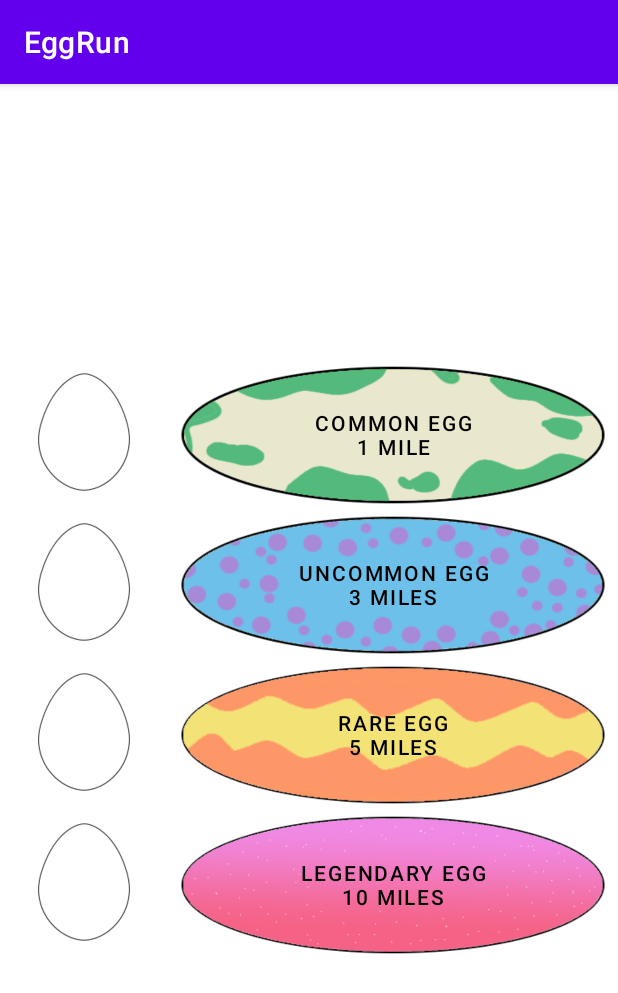
After one commit to Arinok55/EggRun, an Android app: the EggSelectionActivity screen opened directly, with no data from a screen before it, on a phone screen of 412 x 824 dp. The commit adds this screen. Shown: the top 993 px of the screen. Run offline under Robolectric (Android 15) with nearby library versions, the phone set to English and light mode, and no system bars.

Commit message:
Egg selection

```diff
--- a/app/src/main/AndroidManifest.xml
+++ b/app/src/main/AndroidManifest.xml
@@ -22,7 +22,8 @@
                 <category android:name="android.intent.category.DEFAULT"/>
             </intent-filter>
         </activity>
-
+        <activity android:name=".ui.EggSelectionActivity" />
+        <activity android:name=".ui.RunSessionActivity" />
     </application>
 
 </manifest>
--- /dev/null
+++ b/app/src/main/java/com/example/eggrun/ui/EggSelectionActivity.java
@@ -0,0 +1,29 @@
+package com.example.eggrun.ui;
+
+import android.os.Bundle;
+
+import androidx.fragment.app.Fragment;
+
+import com.example.eggrun.R;
+
+public class EggSelectionActivity extends SingleFragmentActivity {
+    private EggSelectionFragment eggSelectionFragment;
+
+    @Override
+    protected Fragment createFragment() {
+        if (eggSelectionFragment == null){
+            eggSelectionFragment = new EggSelectionFragment();
+        }
+        return eggSelectionFragment;
+    }
+
+    /**
+     * Called when the activity is first created.
+     */
+    @Override
+    protected void onCreate(Bundle savedInstanceState) {
+        super.onCreate(savedInstanceState);
+        setContentView(R.layout.activity_egg_selection);
+    }
+
+}
--- /dev/null
+++ b/app/src/main/java/com/example/eggrun/ui/EggSelectionFragment.java
@@ -0,0 +1,62 @@
+package com.example.eggrun.ui;
+
+import android.content.Intent;
+import android.os.Bundle;
+import android.view.LayoutInflater;
+import android.view.View;
+import android.view.ViewGroup;
+import android.widget.Button;
+
+import androidx.fragment.app.Fragment;
+
+import com.example.eggrun.R;
+
+public class EggSelectionFragment extends Fragment implements View.OnClickListener{
+    private Button commonButton, uncommonButton, rareButton, legendaryButton;
+    @Override
+    public View onCreateView(LayoutInflater inflater, ViewGroup container, Bundle savedInstanceState) {
+        // Inflate the layout for this fragment
+        View v = inflater.inflate(R.layout.fragment_egg_selection, container, false);
+        commonButton = v.findViewById(R.id.commonButton);
+        commonButton.setOnClickListener(this);
+        uncommonButton = v.findViewById(R.id.uncommonButton);
+        uncommonButton.setOnClickListener(this);
+        rareButton = v.findViewById(R.id.rareButton);
+        rareButton.setOnClickListener(this);
+        legendaryButton = v.findViewById(R.id.legendaryButton);
+        legendaryButton.setOnClickListener(this);
+        return v;
+    }
+
+    @Override
+    public void onStart() {
+        super.onStart();
+    }
+
+    public void onClick(View v) {
+        final int viewId = v.getId();
+
+        if(viewId == R.id.commonButton){
+            //start Run Session with common egg
+            Intent intent = new Intent(EggSelectionFragment.this.getActivity(), RunSessionActivity.class);
+            intent.putExtra("egg_type", "COMMON");
+            startActivity(intent);
+        }else if(viewId == R.id.uncommonButton){
+            //start Run Session with common egg
+            Intent intent = new Intent(EggSelectionFragment.this.getActivity(), RunSessionActivity.class);
+            intent.putExtra("egg_type", "UNCOMMON");
+            startActivity(intent);
+        }else if(viewId == R.id.rareButton){
+            //start Run Session with common egg
+            Intent intent = new Intent(EggSelectionFragment.this.getActivity(), RunSessionActivity.class);
+            intent.putExtra("egg_type", "RARE");
+            startActivity(intent);
+        }else if(viewId == R.id.legendaryButton){
+            //start Run Session with common egg
+            Intent intent = new Intent(EggSelectionFragment.this.getActivity(), RunSessionActivity.class);
+            intent.putExtra("egg_type", "LEGENDARY");
+            startActivity(intent);
+        }
+
+    }
+}
--- /dev/null
+++ b/app/src/main/res/layout/activity_egg_selection.xml
@@ -0,0 +1,12 @@
+<?xml version="1.0" encoding="utf-8"?>
+<androidx.constraintlayout.widget.ConstraintLayout xmlns:android="http://schemas.android.com/apk/res/android"
+    android:layout_width="match_parent"
+    android:layout_height="match_parent">
+
+    <FrameLayout
+        android:id="@+id/fragment_container"
+        android:layout_width="match_parent"
+        android:layout_height="match_parent">
+
+    </FrameLayout>
+</androidx.constraintlayout.widget.ConstraintLayout>
--- /dev/null
+++ b/app/src/main/res/layout/fragment_egg_selection.xml
@@ -0,0 +1,107 @@
+<?xml version="1.0" encoding="utf-8"?>
+<androidx.constraintlayout.widget.ConstraintLayout
+    xmlns:android="http://schemas.android.com/apk/res/android"
+    xmlns:app="http://schemas.android.com/apk/res-auto"
+    android:layout_width="match_parent"
+    android:layout_height="match_parent">
+
+    <LinearLayout
+        android:layout_width="match_parent"
+        android:layout_height="match_parent"
+        android:gravity="center"
+        android:orientation="vertical">
+
+        <LinearLayout
+            android:layout_width="match_parent"
+            android:layout_height="100dp"
+            android:orientation="horizontal">
+
+            <ImageView
+                android:id="@+id/imageView2"
+                android:layout_width="wrap_content"
+                android:layout_height="match_parent"
+                android:layout_weight="1"
+                app:srcCompat="@drawable/blankegg" />
+
+            <Button
+                android:id="@+id/commonButton"
+                android:layout_width="300dp"
+                android:layout_height="match_parent"
+                android:background="@drawable/eggmenu1"
+                android:text="@string/common_button"
+                android:textColor="#000000"
+                app:backgroundTint="@drawable/change_button_color"
+                app:backgroundTintMode="multiply" />
+        </LinearLayout>
+
+        <LinearLayout
+            android:layout_width="match_parent"
+            android:layout_height="100dp"
+            android:orientation="horizontal">
+
+            <ImageView
+                android:id="@+id/imageView4"
+                android:layout_width="wrap_content"
+                android:layout_height="wrap_content"
+                android:layout_weight="1"
+                app:srcCompat="@drawable/blankegg" />
+
+            <Button
+                android:id="@+id/uncommonButton"
+                android:layout_width="300dp"
+                android:layout_height="match_parent"
+                android:background="@drawable/eggmenu2"
+                android:text="@string/uncommon_button"
+                android:textColor="#000000"
+                app:backgroundTint="@drawable/change_button_color"
+                app:backgroundTintMode="multiply" />
+        </LinearLayout>
+
+        <LinearLayout
+            android:layout_width="match_parent"
+            android:layout_height="100dp"
+            android:orientation="horizontal">
+
+            <ImageView
+                android:id="@+id/imageView5"
+                android:layout_width="wrap_content"
+                android:layout_height="wrap_content"
+                android:layout_weight="1"
+                app:srcCompat="@drawable/blankegg" />
+
+            <Button
+                android:id="@+id/rareButton"
+                android:layout_width="300dp"
+                android:layout_height="match_parent"
+                android:background="@drawable/eggmenu3"
+                android:text="@string/rare_button"
+                android:textColor="#000000"
+                app:backgroundTint="@drawable/change_button_color"
+                app:backgroundTintMode="multiply" />
+        </LinearLayout>
+
+        <LinearLayout
+            android:layout_width="match_parent"
+            android:layout_height="100dp"
+            android:orientation="horizontal">
+
+            <ImageView
+                android:id="@+id/imageView6"
+                android:layout_width="wrap_content"
+                android:layout_height="wrap_content"
+                android:layout_weight="1"
+                app:srcCompat="@drawable/blankegg" />
+
+            <Button
+                android:id="@+id/legendaryButton"
+                android:layout_width="300dp"
+                android:layout_height="match_parent"
+                android:background="@drawable/eggmenu4"
+                android:text="@string/legendary_button"
+                android:textColor="#000000"
+                app:backgroundTint="@drawable/change_button_color"
+                app:backgroundTintMode="multiply" />
+        </LinearLayout>
+
+    </LinearLayout>
+</androidx.constraintlayout.widget.ConstraintLayout>
--- a/app/src/main/res/values/strings.xml
+++ b/app/src/main/res/values/strings.xml
@@ -7,4 +7,8 @@
     <string name="current_egg_button">Current Eggs</string>
     <string name="pets_button">Pets</string>
     <string name="options_button">Options</string>
+    <string name="common_button">Common Egg\n1 Mile</string>
+    <string name="uncommon_button">Uncommon Egg\n3 Miles</string>
+    <string name="rare_button">Rare Egg\n5 Miles</string>
+    <string name="legendary_button">Legendary Egg\n10 Miles</string>
 </resources>
```
Also changed, not shown: app/src/main/java/com/example/eggrun/classes/RunSession.java (+6 -1 lines), app/src/main/java/com/example/eggrun/ui/MainActivityFragment.java (+20 -5 lines), app/src/main/java/com/example/eggrun/ui/RunSessionActivity.java (added, +31 -0 lines), app/src/main/java/com/example/eggrun/ui/RunSessionFragment.java (added, +33 -0 lines), app/src/main/res/layout/activity_run_session.xml (added, +12 -0 lines), app/src/main/res/layout/fragment_run_session.xml (added, +11 -0 lines), app/src/main/res/drawable/blankegg.png (added).
